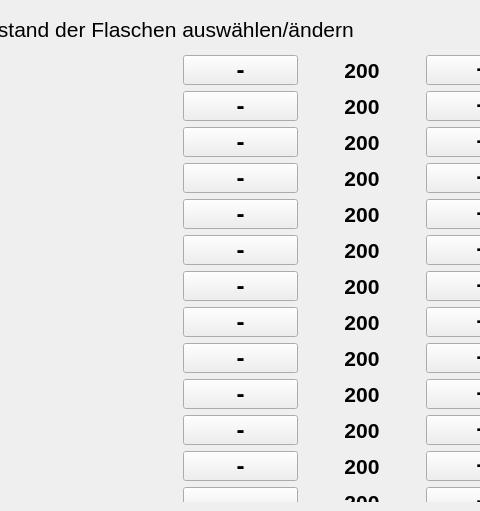
Qt form src/ui_elements/bottlewindow.ui (AndreWohnsland/CocktailBerry) before a commit; both pictures show x 232 to 712 and y 0 to 511 of the 800 by 511 pixel window.
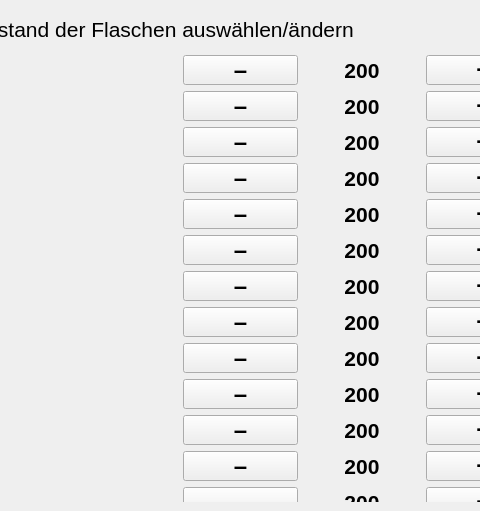
The same form after that commit.

```diff
--- a/src/ui_elements/bottlewindow.ui
+++ b/src/ui_elements/bottlewindow.ui
@@ -494,7 +494,7 @@
              </font>
             </property>
             <property name="text">
-             <string>-</string>
+             <string>–</string>
             </property>
            </widget>
           </item>
@@ -756,7 +756,7 @@
              </font>
             </property>
             <property name="text">
-             <string>-</string>
+             <string>–</string>
             </property>
            </widget>
           </item>
@@ -939,7 +939,7 @@
              </font>
             </property>
             <property name="text">
-             <string>-</string>
+             <string>–</string>
             </property>
            </widget>
           </item>
@@ -1108,7 +1108,7 @@
              </font>
             </property>
             <property name="text">
-             <string>-</string>
+             <string>–</string>
             </property>
            </widget>
           </item>
@@ -1134,7 +1134,7 @@
              </font>
             </property>
             <property name="text">
-             <string>-</string>
+             <string>–</string>
             </property>
            </widget>
           </item>
@@ -1291,7 +1291,7 @@
              </font>
             </property>
             <property name="text">
-             <string>-</string>
+             <string>–</string>
             </property>
            </widget>
           </item>
@@ -1371,7 +1371,7 @@
              </font>
             </property>
             <property name="text">
-             <string>-</string>
+             <string>–</string>
             </property>
            </widget>
           </item>
@@ -1451,7 +1451,7 @@
              </font>
             </property>
             <property name="text">
-             <string>-</string>
+             <string>–</string>
             </property>
            </widget>
           </item>
@@ -1477,7 +1477,7 @@
              </font>
             </property>
             <property name="text">
-             <string>-</string>
+             <string>–</string>
             </property>
            </widget>
           </item>
@@ -1503,7 +1503,7 @@
              </font>
             </property>
             <property name="text">
-             <string>-</string>
+             <string>–</string>
             </property>
            </widget>
           </item>
@@ -1707,7 +1707,7 @@
              </font>
             </property>
             <property name="text">
-             <string>-</string>
+             <string>–</string>
             </property>
            </widget>
           </item>
@@ -1787,7 +1787,7 @@
              </font>
             </property>
             <property name="text">
-             <string>-</string>
+             <string>–</string>
             </property>
            </widget>
           </item>
```
Left out of the diff: 8 changed lines with no effect on the pictures.
